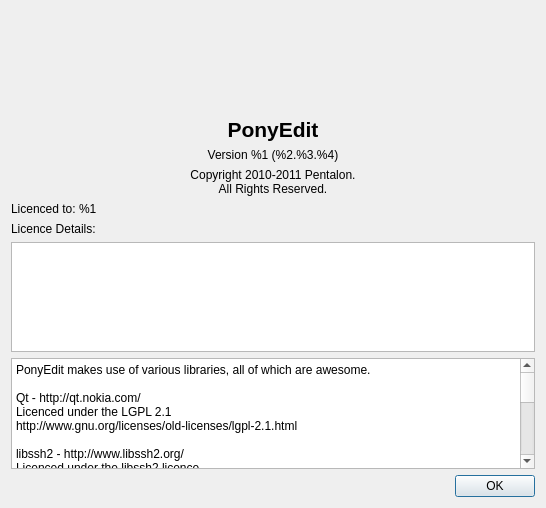
The window that main/aboutdialog.ui (PonyEdit/PonyEdit) describes before a commit, drawn with Qt 5.
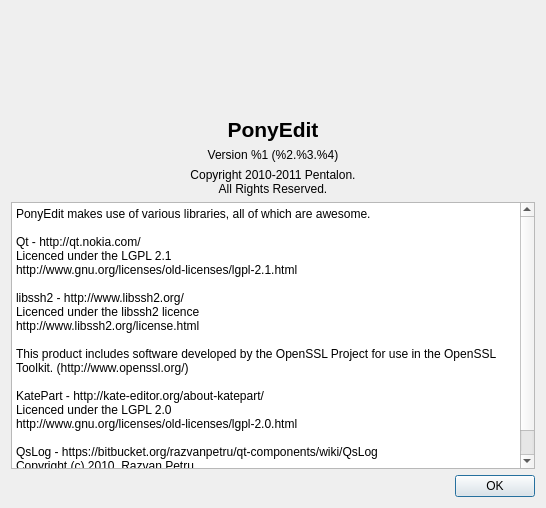
The same window after the commit. Icons and pictures are not drawn.

Commit message: Remove the licence dialog and checks

```diff
--- a/main/aboutdialog.ui
+++ b/main/aboutdialog.ui
@@ -109,30 +109,6 @@
     </spacer>
    </item>
    <item row="4" column="0" colspan="3">
-    <widget class="QLabel" name="licenceLabel">
-     <property name="text">
-      <string>Licenced to: %1</string>
-     </property>
-     <property name="alignment">
-      <set>Qt::AlignLeading|Qt::AlignLeft|Qt::AlignVCenter</set>
-     </property>
-    </widget>
-   </item>
-   <item row="5" column="0">
-    <widget class="QLabel" name="label">
-     <property name="text">
-      <string>Licence Details:</string>
-     </property>
-    </widget>
-   </item>
-   <item row="6" column="0" colspan="3">
-    <widget class="QPlainTextEdit" name="licenceDetails">
-     <property name="readOnly">
-      <bool>true</bool>
-     </property>
-    </widget>
-   </item>
-   <item row="7" column="0" colspan="3">
     <widget class="QPlainTextEdit" name="plainTextEdit">
      <property name="readOnly">
       <bool>true</bool>
```
Left out of the diff: 188 changed lines with no effect on the pictures. The commit also changes 14 other files.
